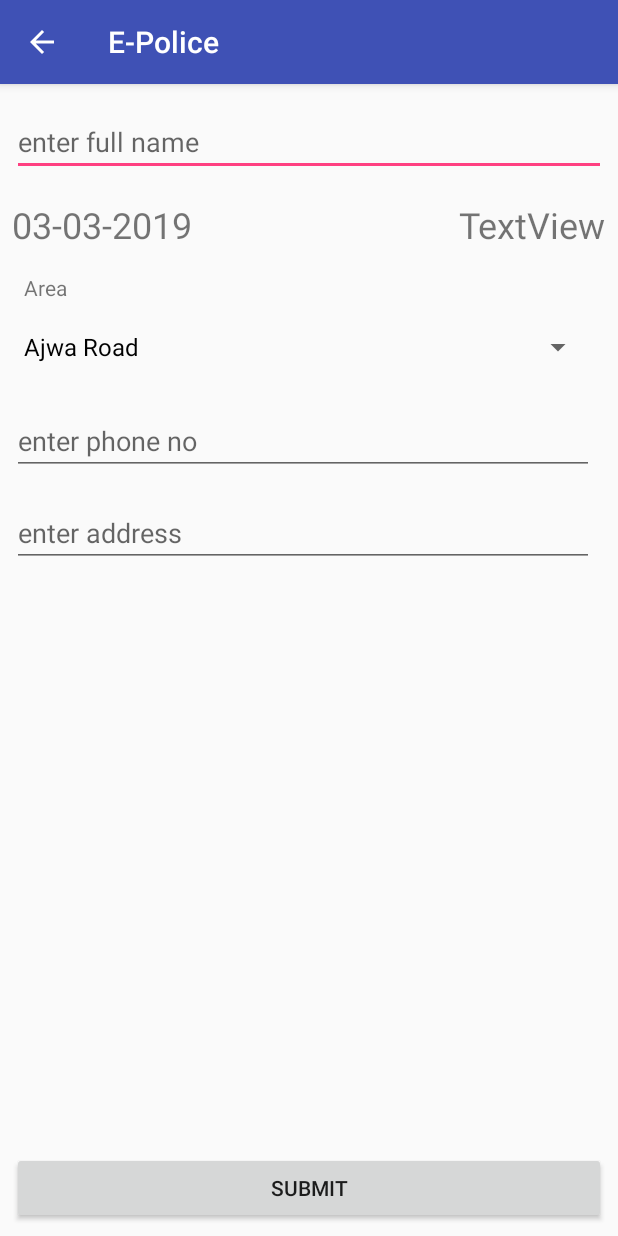
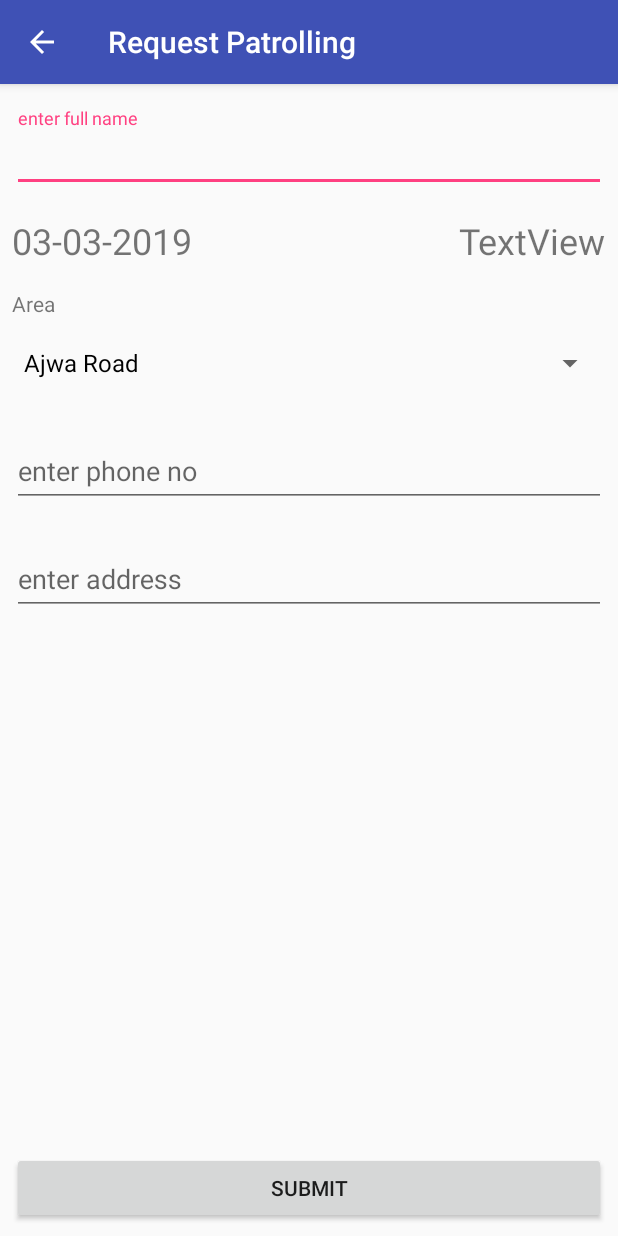
Before and after one commit to arafat-213/E-Police, an Android app: the RequestPatrollingActivity screen opened directly, with no data from a screen before it, on a phone screen of 412 x 824 dp. Run offline under Robolectric (Android 15) with nearby library versions, the phone set to English and light mode, and no system bars; our stand-ins replace Firebase (no records; nobody signed in at launch, a user with empty details on screens opened directly).

Commit message:
replaced edittext widgets with material floating label edittext widgets

```diff
--- a/app/build.gradle
+++ b/app/build.gradle
@@ -45,5 +45,6 @@ dependencies {
     }
     implementation 'com.github.ViksaaSkool:AwesomeSplash:v1.0.0'
     implementation 'com.archit.calendar:awesome-calendar:1.1.4'
+    implementation 'com.android.support:design:28.0.0'
 }
 apply plugin: 'com.google.gms.google-services'
--- a/app/src/main/java/com/svit/epolice/activities/RequestPatrollingActivity.java
+++ b/app/src/main/java/com/svit/epolice/activities/RequestPatrollingActivity.java
@@ -38,9 +38,8 @@ public class RequestPatrollingActivity extends AppCompatActivity implements View
     EditText addressET;
     DatabaseReference mRequestsRef;
     private static final String PATTERN = "dd-MM-yyyy";
-    Calendar mStartDate, mEndDate;
-    String fromDate;
-    String toDate;
+    String mFromDate;
+    String mToDate;
 
     @Override
     protected void onCreate(Bundle savedInstanceState) {
@@ -88,7 +87,7 @@ public class RequestPatrollingActivity extends AppCompatActivity implements View
                 address = phoneET.getText().toString();
 
                 PatrollingRequest request = new PatrollingRequest(
-                        fromDate, toDate, name, address, phone, area
+                        mFromDate, mToDate, name, address, phone, area
                 );
                 submitRequest(request);
                 break;
@@ -146,9 +145,10 @@ public class RequestPatrollingActivity extends AppCompatActivity implements View
     public void sendInput(Calendar startDate, Calendar endDate) {
 
         SimpleDateFormat simpleDateFormat = new SimpleDateFormat(PATTERN);
-        mStartDate = startDate;
-        mEndDate = endDate;
-        fromDateTV.setText(simpleDateFormat.format(startDate.getTime()));
-        toDateTV.setText(simpleDateFormat.format(endDate.getTime()));
+        mFromDate = simpleDateFormat.format(startDate.getTime());
+        fromDateTV.setText(mFromDate);
+
+        mToDate = simpleDateFormat.format(endDate.getTime());
+        toDateTV.setText(mToDate);
     }
 }
--- a/app/src/main/res/layout/activity_request_patrolling.xml
+++ b/app/src/main/res/layout/activity_request_patrolling.xml
@@ -18,19 +18,23 @@
         app:layout_constraintStart_toStartOf="parent"
         app:layout_constraintTop_toTopOf="parent" />
 
-    <EditText
-        android:id="@+id/requestNameET"
+    <android.support.design.widget.TextInputLayout
+        android:id="@+id/input_layout_name"
         android:layout_width="0dp"
         android:layout_height="wrap_content"
         android:layout_marginStart="8dp"
-        android:layout_marginTop="16dp"
         android:layout_marginEnd="8dp"
-        android:ems="10"
-        android:hint="@string/hint_enter_name"
-        android:inputType="textPersonName"
         app:layout_constraintEnd_toEndOf="parent"
         app:layout_constraintStart_toStartOf="parent"
-        app:layout_constraintTop_toTopOf="parent" />
+        app:layout_constraintTop_toBottomOf="@+id/requestPB">
+
+        <android.support.design.widget.TextInputEditText
+            android:id="@+id/requestNameET"
+            android:layout_width="match_parent"
+            android:layout_height="wrap_content"
+            android:hint="@string/hint_enter_name"
+            android:inputType="textPersonName" />
+    </android.support.design.widget.TextInputLayout>
 
     <TextView
         android:id="@+id/requestFromDateTV"
@@ -39,8 +43,8 @@
         android:layout_marginTop="16dp"
         android:text="TextView"
         android:textSize="24sp"
-        app:layout_constraintStart_toStartOf="@+id/requestNameET"
-        app:layout_constraintTop_toBottomOf="@+id/requestNameET" />
+        app:layout_constraintStart_toStartOf="@+id/input_layout_name"
+        app:layout_constraintTop_toBottomOf="@+id/input_layout_name" />
 
     <TextView
         android:id="@+id/requestToDateTV"
@@ -49,44 +53,37 @@
         android:layout_marginTop="16dp"
         android:text="TextView"
         android:textSize="24sp"
-        app:layout_constraintEnd_toEndOf="@+id/requestNameET"
-        app:layout_constraintTop_toBottomOf="@+id/requestNameET" />
+        app:layout_constraintEnd_toEndOf="@+id/input_layout_name"
+        app:layout_constraintTop_toBottomOf="@+id/input_layout_name" />
 
     <Spinner
         android:id="@+id/requestAreaSpinner"
         android:layout_width="0dp"
         android:layout_height="wrap_content"
         android:layout_marginTop="4dp"
-        android:layout_marginEnd="8dp"
         app:layout_constraintEnd_toEndOf="@+id/requestToDateTV"
         app:layout_constraintHorizontal_bias="0.0"
         app:layout_constraintStart_toStartOf="@+id/requestFromDateTV"
         app:layout_constraintTop_toBottomOf="@+id/textView2" />
 
-    <EditText
-        android:id="@+id/requestPhoneET"
+
+    <android.support.design.widget.TextInputLayout
+        android:id="@+id/textInputLayout2"
         android:layout_width="0dp"
         android:layout_height="wrap_content"
         android:layout_marginTop="16dp"
-        android:ems="10"
-        android:hint="@string/hint_enter_phone_no"
-        android:inputType="phone"
         app:layout_constraintEnd_toEndOf="@+id/requestAreaSpinner"
-        app:layout_constraintHorizontal_bias="1.0"
         app:layout_constraintStart_toStartOf="@+id/requestAreaSpinner"
-        app:layout_constraintTop_toBottomOf="@+id/requestAreaSpinner" />
+        app:layout_constraintTop_toBottomOf="@+id/requestAreaSpinner">
 
-    <EditText
-        android:id="@+id/requestAddressET"
-        android:layout_width="0dp"
-        android:layout_height="wrap_content"
-        android:layout_marginTop="16dp"
-        android:ems="10"
-        android:hint="@string/hint_enter_addres"
-        android:inputType="textPostalAddress"
-        app:layout_constraintEnd_toEndOf="@+id/requestPhoneET"
-        app:layout_constraintStart_toStartOf="@+id/requestPhoneET"
-        app:layout_constraintTop_toBottomOf="@+id/requestPhoneET" />
+        <android.support.design.widget.TextInputEditText
+            android:id="@+id/requestPhoneET"
+            android:layout_width="match_parent"
+            android:layout_height="wrap_content"
+            android:ems="10"
+            android:hint="@string/hint_enter_phone_no"
+            android:inputType="phone" />
+    </android.support.design.widget.TextInputLayout>
 
     <Button
         android:id="@+id/requestSubmitBTN"
@@ -104,9 +101,26 @@
         android:id="@+id/textView2"
         android:layout_width="wrap_content"
         android:layout_height="21dp"
-        android:layout_marginStart="16dp"
+        android:layout_marginStart="8dp"
         android:layout_marginTop="16dp"
         android:text="@string/hint_area"
         app:layout_constraintStart_toStartOf="parent"
         app:layout_constraintTop_toBottomOf="@+id/requestFromDateTV" />
+
+    <android.support.design.widget.TextInputLayout
+        android:layout_width="0dp"
+        android:layout_height="wrap_content"
+        android:layout_marginTop="16dp"
+        app:layout_constraintEnd_toEndOf="@+id/textInputLayout2"
+        app:layout_constraintStart_toStartOf="@+id/textInputLayout2"
+        app:layout_constraintTop_toBottomOf="@+id/textInputLayout2">
+
+        <android.support.design.widget.TextInputEditText
+            android:id="@+id/requestAddressET"
+            android:layout_width="match_parent"
+            android:layout_height="wrap_content"
+            android:ems="10"
+            android:hint="@string/hint_enter_addres"
+            android:inputType="textPostalAddress" />
+    </android.support.design.widget.TextInputLayout>
 </android.support.constraint.ConstraintLayout>
--- a/app/src/main/res/values/strings.xml
+++ b/app/src/main/res/values/strings.xml
@@ -22,4 +22,9 @@
     <string name="btn_submit">submit</string>
     <string name="hint_enter_description_here">Enter description here</string>
     <string name="btn_label_continue">Continue</string>
+    <string name="lable_policemen_list_activity">Policemen List</string>
+    <string name="lable_complaint_activity">Complaints</string>
+    <string name="lable_patrolling_request_activity">Request Patrolling</string>
+    <string name="lable_notification_activity">Notifications</string>
+    <string name="lable_feedback_activity">Feedbacks</string>
 </resources>
```
Also changed, not shown: app/src/main/AndroidManifest.xml (+15 -5 lines), app/src/main/java/com/svit/epolice/activities/ComplaintActivity.java (+6 -4 lines), app/src/main/java/com/svit/epolice/activities/DashboardActivity.java (+1 -8 lines), app/src/main/java/com/svit/epolice/adapters/DashboardModuleAdapter.java (+0 -7 lines), app/src/main/res/layout/activity_complaint.xml (+43 -30 lines), app/src/main/res/layout/activity_feedback.xml (+17 -9 lines), app/src/main/res/drawable/round_phone_black_24.png (added), app/src/main/res/drawable/round_phone_black_36.png (added), app/src/main/res/drawable/round_phone_black_48.png (added).
